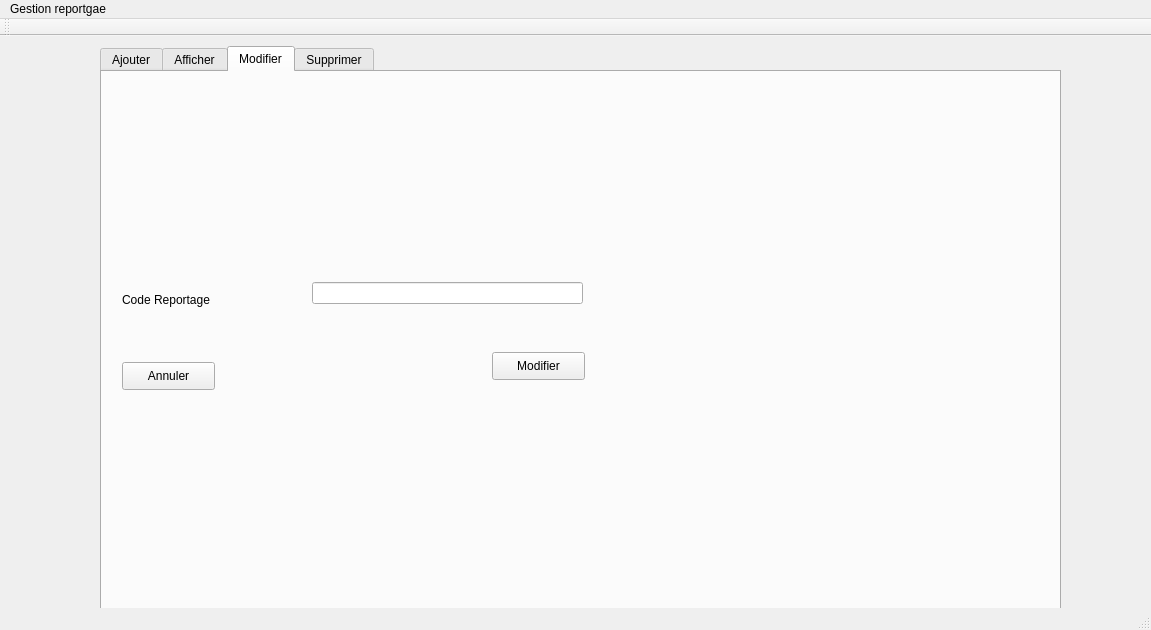
FirasJery/Olympic_games_2A15, file Atelier_Connexion/mainwindow.ui: the form before one commit.
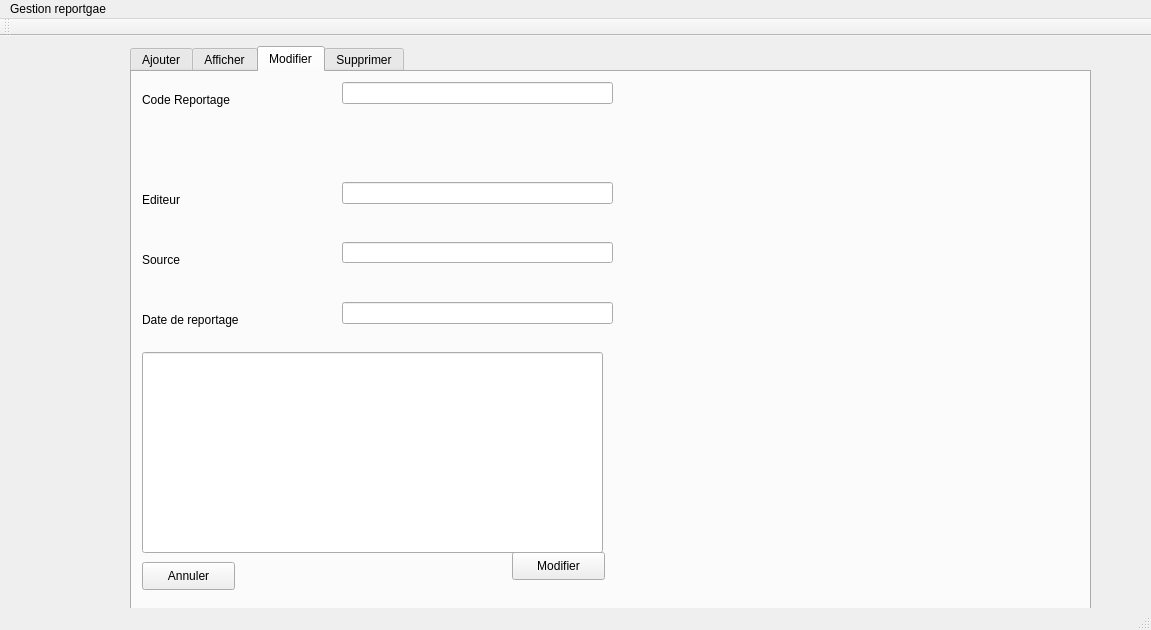
The form after the commit. The open tabs and pages were chosen to show the change.

Commit message: mise a jour reportage

```diff
--- a/Atelier_Connexion/mainwindow.ui
+++ b/Atelier_Connexion/mainwindow.ui
@@ -17,7 +17,7 @@
    <widget class="QTabWidget" name="tabWidget">
     <property name="geometry">
      <rect>
-      <x>100</x>
+      <x>130</x>
       <y>10</y>
       <width>961</width>
       <height>571</height>
@@ -314,8 +314,8 @@
      <widget class="QLabel" name="label_10">
       <property name="geometry">
        <rect>
-        <x>20</x>
-        <y>220</y>
+        <x>10</x>
+        <y>20</y>
         <width>101</width>
         <height>16</height>
        </rect>
@@ -328,7 +328,7 @@
       <property name="geometry">
        <rect>
         <x>210</x>
-        <y>210</y>
+        <y>10</y>
         <width>271</width>
         <height>22</height>
        </rect>
@@ -337,8 +337,8 @@
      <widget class="QPushButton" name="pushButton_modifier">
       <property name="geometry">
        <rect>
-        <x>390</x>
-        <y>280</y>
+        <x>380</x>
+        <y>480</y>
         <width>93</width>
         <height>28</height>
        </rect>
@@ -350,8 +350,8 @@
      <widget class="QPushButton" name="pushButton_4">
       <property name="geometry">
        <rect>
-        <x>20</x>
-        <y>290</y>
+        <x>10</x>
+        <y>490</y>
         <width>93</width>
         <height>28</height>
        </rect>
@@ -360,6 +360,85 @@
        <string>Annuler</string>
       </property>
      </widget>
+     <widget class="QLabel" name="label_9">
+      <property name="geometry">
+       <rect>
+        <x>10</x>
+        <y>120</y>
+        <width>56</width>
+        <height>16</height>
+       </rect>
+      </property>
+      <property name="text">
+       <string>Editeur</string>
+      </property>
+     </widget>
+     <widget class="QLineEdit" name="lineEdit_editeurM">
+      <property name="geometry">
+       <rect>
+        <x>210</x>
+        <y>110</y>
+        <width>271</width>
+        <height>22</height>
+       </rect>
+      </property>
+     </widget>
+     <widget class="QLabel" name="label_12">
+      <property name="geometry">
+       <rect>
+        <x>10</x>
+        <y>180</y>
+        <width>56</width>
+        <height>16</height>
+       </rect>
+      </property>
+      <property name="text">
+       <string>Source</string>
+      </property>
+     </widget>
+     <widget class="QLineEdit" name="lineEdit_sourceM">
+      <property name="geometry">
+       <rect>
+        <x>210</x>
+        <y>170</y>
+        <width>271</width>
+        <height>21</height>
+       </rect>
+      </property>
+     </widget>
+     <widget class="QLabel" name="label_13">
+      <property name="geometry">
+       <rect>
+        <x>10</x>
+        <y>240</y>
+        <width>111</width>
+        <height>16</height>
+       </rect>
+      </property>
+      <property name="text">
+       <string>Date de reportage</string>
+      </property>
+     </widget>
+     <widget class="QLineEdit" name="lineEdit_dateM">
+      <property name="geometry">
+       <rect>
+        <x>210</x>
+        <y>230</y>
+        <width>271</width>
+        <height>22</height>
+       </rect>
+      </property>
+     </widget>
+     <widget class="QLineEdit" name="lineEdit_reportM">
+      <property name="geometry">
+       <rect>
+        <x>10</x>
+        <y>280</y>
+        <width>461</width>
+        <height>201</height>
+       </rect>
+      </property>
+     </widget>
     </widget>
     <widget class="QWidget" name="tab_4">
      <attribute name="title">
```
Left out of the diff: 25 changed lines with no effect on the pictures. The commit also changes 5 other files.
